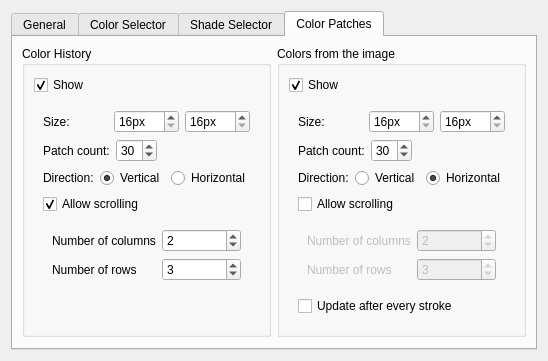
Old version of the form krita/plugins/extensions/dockers/advancedcolorselector/wdg_color_selector_settings.ui in the repository KDE/krita.
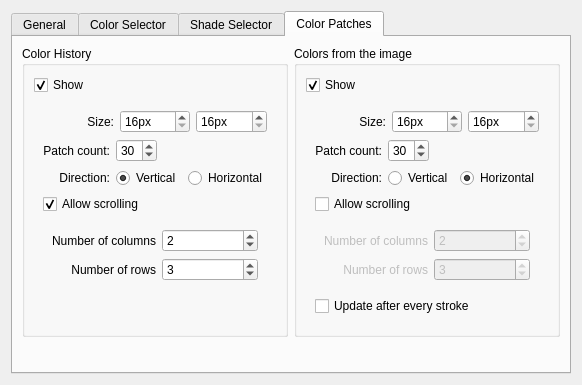
New version of the form. The open tabs and pages were chosen to show the change. Custom widgets are drawn as their Qt base class.

Commit message:
Fix the alignment of labels in dialogs
Patch by Juan Palacios

Patch:
```diff
--- a/krita/plugins/extensions/dockers/advancedcolorselector/wdg_color_selector_settings.ui
+++ b/krita/plugins/extensions/dockers/advancedcolorselector/wdg_color_selector_settings.ui
@@ -6,8 +6,8 @@
    <rect>
     <x>0</x>
     <y>0</y>
-    <width>502</width>
-    <height>333</height>
+    <width>582</width>
+    <height>385</height>
    </rect>
   </property>
   <property name="windowTitle">
@@ -460,6 +460,9 @@
                  <property name="text">
                   <string>Size:</string>
                  </property>
+                 <property name="alignment">
+                  <set>Qt::AlignRight|Qt::AlignTrailing|Qt::AlignVCenter</set>
+                 </property>
                 </widget>
                </item>
                <item>
@@ -494,6 +497,9 @@
                  <property name="text">
                   <string>Patch count:</string>
                  </property>
+                 <property name="alignment">
+                  <set>Qt::AlignRight|Qt::AlignTrailing|Qt::AlignVCenter</set>
+                 </property>
                 </widget>
                </item>
                <item>
@@ -528,6 +534,9 @@
                  <property name="text">
                   <string>Direction:</string>
                  </property>
+                 <property name="alignment">
+                  <set>Qt::AlignRight|Qt::AlignTrailing|Qt::AlignVCenter</set>
+                 </property>
                  <property name="buddy">
                   <cstring>lastUsedColorsAlignVertical</cstring>
                  </property>
@@ -570,6 +579,9 @@
                   <property name="text">
                    <string>Number of columns</string>
                   </property>
+                  <property name="alignment">
+                   <set>Qt::AlignRight|Qt::AlignTrailing|Qt::AlignVCenter</set>
+                  </property>
                   <property name="buddy">
                    <cstring>lastUsedColorsNumCols</cstring>
                   </property>
@@ -593,6 +605,9 @@
                   <property name="text">
                    <string>Number of rows</string>
                   </property>
+                  <property name="alignment">
+                   <set>Qt::AlignRight|Qt::AlignTrailing|Qt::AlignVCenter</set>
+                  </property>
                   <property name="buddy">
                    <cstring>lastUsedColorsNumRows</cstring>
                   </property>
@@ -662,6 +677,9 @@
                  <property name="text">
                   <string>Size:</string>
                  </property>
+                 <property name="alignment">
+                  <set>Qt::AlignRight|Qt::AlignTrailing|Qt::AlignVCenter</set>
+                 </property>
                 </widget>
                </item>
                <item>
@@ -696,6 +714,9 @@
                  <property name="text">
                   <string>Patch count:</string>
                  </property>
+                 <property name="alignment">
+                  <set>Qt::AlignRight|Qt::AlignTrailing|Qt::AlignVCenter</set>
+                 </property>
                 </widget>
                </item>
                <item>
@@ -730,6 +751,9 @@
                  <property name="text">
                   <string>Direction:</string>
                  </property>
+                 <property name="alignment">
+                  <set>Qt::AlignRight|Qt::AlignTrailing|Qt::AlignVCenter</set>
+                 </property>
                  <property name="buddy">
                   <cstring>commonColorsAlignHorizontal</cstring>
                  </property>
@@ -772,6 +796,9 @@
                   <property name="text">
                    <string>Number of columns</string>
                   </property>
+                  <property name="alignment">
+                   <set>Qt::AlignRight|Qt::AlignTrailing|Qt::AlignVCenter</set>
+                  </property>
                   <property name="buddy">
                    <cstring>commonColorsNumCols</cstring>
                   </property>
@@ -795,6 +822,9 @@
                   <property name="text">
                    <string>Number of rows</string>
                   </property>
+                  <property name="alignment">
+                   <set>Qt::AlignRight|Qt::AlignTrailing|Qt::AlignVCenter</set>
+                  </property>
                   <property name="buddy">
                    <cstring>commonColorsNumRows</cstring>
                   </property>
```
Left out of the diff: 19 changed lines with no effect on the pictures. The commit also changes 71 other files.
